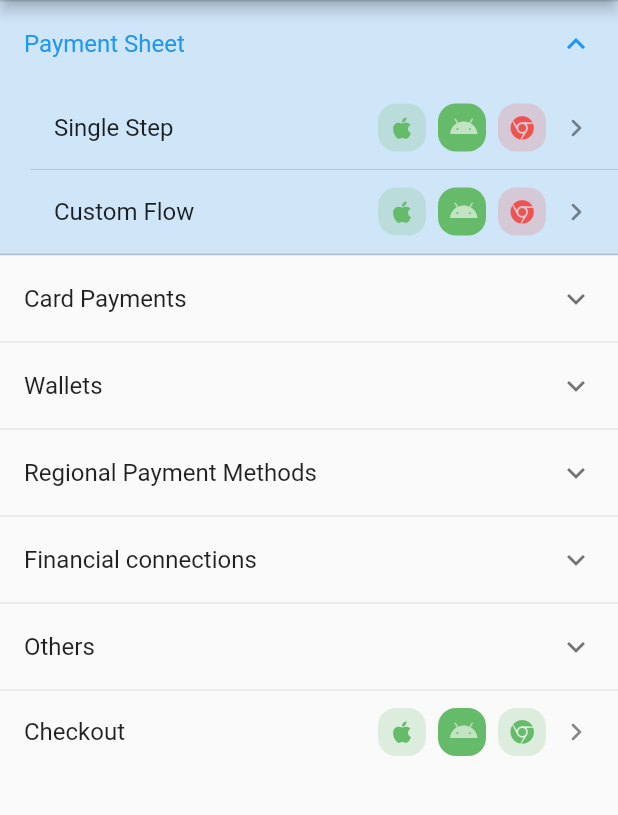
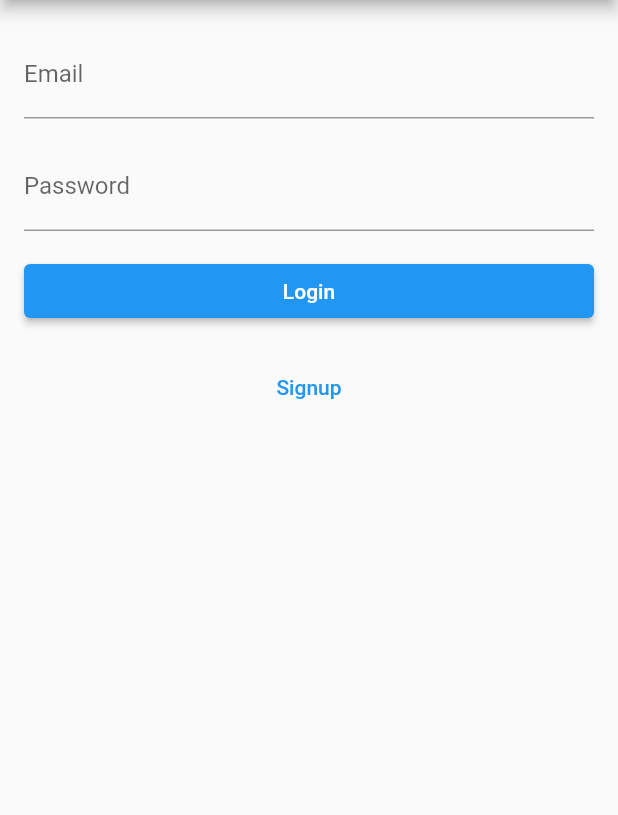
Before and after one commit to OneSignalDevelopers/onesignal-supabase-sample-integration-app, a Flutter app: the screen it shows after launch, on a phone screen of 412 x 824 dp, the part 84-899 px from its top. Run offline on Flutter 3.47's test engine with Material 2 defaults, Android fonts, the phone set to English and light mode, and no system bars; our stand-ins replace flutter_dotenv, font_awesome_flutter, supabase_flutter; missing offline and left inert: dart:html, flutter_stripe, pay, stripe_checkout; accounts and stored records are empty.

Commit message:
Payment sheet intent working
Implemented supabase auth and stripe can now communicate with backend edge functions

```diff
--- a/lib/config.dart
+++ b/lib/config.dart
@@ -2,6 +2,8 @@ import 'package:flutter/foundation.dart';
 import 'package:flutter_dotenv/flutter_dotenv.dart';
 
 final stripePublishableKey = dotenv.env['STRIPE_PUBLISHABLE_KEY']!;
+final supabaseUrl = dotenv.env['SUPABASE_URL']!;
+final supabaseAnonKey = dotenv.env['SUPABASE_ANON_KEY']!;
 
 // If you are using a real device to test the integration replace this url
 // with the endpoint of your test server (it usually should be the IP of your computer)
--- a/lib/main.dart
+++ b/lib/main.dart
@@ -1,13 +1,20 @@
+import 'package:app/screens/screens.dart';
 import 'package:flutter/material.dart';
 import 'package:flutter_stripe/flutter_stripe.dart';
 import 'package:app/config.dart';
-import 'screens/screens.dart';
+import 'screens/auth/login_screen.dart';
 import 'package:flutter_dotenv/flutter_dotenv.dart';
+import 'package:supabase_flutter/supabase_flutter.dart';
 
 void main() async {
   WidgetsFlutterBinding.ensureInitialized();
 
   await dotenv.load(fileName: ".env");
+
+  await Supabase.initialize(
+    url: supabaseUrl,
+    anonKey: supabaseAnonKey,
+  );
   Stripe.publishableKey = stripePublishableKey;
   Stripe.merchantIdentifier = 'merchant.flutter.stripe.test';
   await Stripe.instance.applySettings();
@@ -41,23 +48,38 @@ class MyHomePage extends StatefulWidget {
 }
 
 class _MyHomePageState extends State<MyHomePage> {
+  User? _user;
+
   @override
   void initState() {
+    _getAuth();
     super.initState();
+  }
+
+  Future<void> _getAuth() async {
+    setState(() {
+      _user = Supabase.instance.client.auth.currentUser;
+    });
+
+    Supabase.instance.client.auth.onAuthStateChange.listen((data) {
+      setState(() {
+        _user = data.session?.user;
+      });
+    });
   }
 
   @override
   Widget build(BuildContext context) {
     return Scaffold(
-      appBar: AppBar(
-        title: const Text('Stripe Examples'),
-      ),
-      body: ListView(children: [
-        ...ListTile.divideTiles(
-          context: context,
-          tiles: [for (final example in Example.screens) example],
+        appBar: AppBar(
+          title: const Text('Stripe Examples'),
         ),
-      ]),
-    );
+        body: _user == null
+            ? const LoginForm()
+            : ListView(children: [
+                ...ListTile.divideTiles(
+                    context: context,
+                    tiles: [for (final example in Example.screens) example])
+              ]));
   }
 }
--- /dev/null
+++ b/lib/screens/auth/login_screen.dart
@@ -0,0 +1,94 @@
+import 'package:flutter/material.dart';
+import 'package:supabase_flutter/supabase_flutter.dart';
+
+class LoginForm extends StatefulWidget {
+  const LoginForm({Key? key}) : super(key: key);
+
+  @override
+  State<LoginForm> createState() => _LoginFormState();
+}
+
+class _LoginFormState extends State<LoginForm> {
+  bool _loading = false;
+  final _emailController = TextEditingController();
+  final _passwordController = TextEditingController();
+
+  @override
+  void dispose() {
+    _emailController.dispose();
+    _passwordController.dispose();
+    super.dispose();
+  }
+
+  @override
+  Widget build(BuildContext context) {
+    return _loading
+        ? const Center(child: CircularProgressIndicator())
+        : ListView(
+            padding: const EdgeInsets.symmetric(horizontal: 16, vertical: 20),
+            children: [
+              TextFormField(
+                keyboardType: TextInputType.emailAddress,
+                controller: _emailController,
+                decoration: const InputDecoration(label: Text('Email')),
+              ),
+              const SizedBox(height: 16),
+              TextFormField(
+                obscureText: true,
+                controller: _passwordController,
+                decoration: const InputDecoration(label: Text('Password')),
+              ),
+              const SizedBox(height: 16),
+              ElevatedButton(
+                onPressed: () async {
+                  setState(() {
+                    _loading = true;
+                  });
+                  try {
+                    final email = _emailController.text;
+                    final password = _passwordController.text;
+                    await Supabase.instance.client.auth.signInWithPassword(
+                      email: email,
+                      password: password,
+                    );
+                  } catch (e) {
+                    ScaffoldMessenger.of(context).showSnackBar(SnackBar(
+                      content: Text(e.toString() ?? "Login failed"),
+                      backgroundColor: Colors.red,
+                    ));
+                    setState(() {
+                      _loading = false;
+                    });
+                  }
+                },
+                child: const Text('Login'),
+              ),
+              const SizedBox(height: 16),
+              TextButton(
+                onPressed: () async {
+                  setState(() {
+                    _loading = true;
+                  });
+                  try {
+                    final email = _emailController.text;
+                    final password = _passwordController.text;
+                    await Supabase.instance.client.auth.signUp(
+                      email: email,
+                      password: password,
+                    );
+                  } catch (e) {
+                    ScaffoldMessenger.of(context).showSnackBar(SnackBar(
+                      content: Text(e.toString() ?? "Signup failed"),
+                      backgroundColor: Colors.red,
+                    ));
+                    setState(() {
+                      _loading = false;
+                    });
+                  }
+                },
+                child: const Text('Signup'),
+              ),
+            ],
+          );
+  }
+}
--- a/lib/screens/screens.dart
+++ b/lib/screens/screens.dart
@@ -1,3 +1,6 @@
+import 'package:app/screens/auth/auth_screen.dart';
+import 'package:app/screens/auth/login_screen.dart';
+import 'package:app/screens/auth/profile_form.dart';
 import 'package:flutter/material.dart';
 import 'package:app/screens/checkout/checkout_screen.dart';
 import 'package:app/screens/payment_sheet/payment_sheet_screen.dart';
@@ -45,7 +48,7 @@ class ExampleSection extends StatelessWidget {
     return ExpansionTile(
       backgroundColor: Theme.of(context).primaryColor.withOpacity(0.2),
       initiallyExpanded: expanded,
-      childrenPadding: EdgeInsets.only(left: 20),
+      childrenPadding: const EdgeInsets.only(left: 20),
       title: Text(title),
       children:
           ListTile.divideTiles(tiles: children, context: context).toList(),
@@ -61,7 +64,8 @@ class Example extends StatelessWidget {
 
   final WidgetBuilder builder;
 
-  Example({
+  const Example({
+    super.key,
     required this.title,
     required this.builder,
     this.style,
@@ -77,10 +81,10 @@ class Example extends StatelessWidget {
         Navigator.push(context, route);
       },
       title: Text(title, style: style),
-      leading: this.leading,
+      leading: leading,
       trailing: Row(mainAxisSize: MainAxisSize.min, children: [
         PlatformIcons(supported: platformsSupported),
-        Icon(Icons.chevron_right_rounded),
+        const Icon(Icons.chevron_right_rounded),
       ]),
     );
   }
@@ -88,209 +92,43 @@ class Example extends StatelessWidget {
   static List<Example> paymentMethodScreens = [];
 
   static List<Widget> screens = [
+    ExampleSection(title: 'Auth', children: [
+      Example(
+        title: 'Profile',
+        builder: (c) => const ProfileForm(),
+        platformsSupported: const [
+          DevicePlatform.android,
+          DevicePlatform.ios,
+          DevicePlatform.web
+        ],
+      ),
+    ]),
     ExampleSection(
       title: 'Payment Sheet',
+      expanded: true,
       children: [
         Example(
           title: 'Single Step',
-          builder: (context) => PaymentSheetScreen(),
-          platformsSupported: [DevicePlatform.android, DevicePlatform.ios],
+          builder: (context) => const PaymentSheetScreen(),
+          platformsSupported: const [
+            DevicePlatform.android,
+            DevicePlatform.ios
+          ],
         ),
         Example(
           title: 'Custom Flow',
           builder: (context) => PaymentSheetScreenWithCustomFlow(),
-          platformsSupported: [DevicePlatform.android, DevicePlatform.ios],
-        ),
-      ],
-      expanded: true,
-    ),
-    ExampleSection(
-      title: 'Card Payments',
-      children: [
-        Example(
-          title: 'Simple - Using webhooks',
-          style: TextStyle(fontWeight: FontWeight.w600),
-          builder: (c) => WebhookPaymentScreen(),
-        ),
-        Example(
-          title: 'Without webhooks',
-          builder: (c) => NoWebhookPaymentScreen(),
-        ),
-        Example(
-          title: 'Card Field themes',
-          builder: (c) => ThemeCardExample(),
-        ),
-        Example(
-          title: 'Card Form',
-          builder: (c) => NoWebhookPaymentCardFormScreen(),
-          platformsSupported: [DevicePlatform.android, DevicePlatform.ios],
-        ),
-        Example(
-          title: 'Flutter UI (not PCI compliant)',
-          builder: (c) => CustomCardPaymentScreen(),
-          platformsSupported: [DevicePlatform.android, DevicePlatform.ios],
-        ),
-      ],
-    ),
-    ExampleSection(
-      title: 'Wallets',
-      children: [
-        Example(
-          title: 'Apple Pay',
-          leading: Image.asset(
-            'assets/apple_pay.png',
-            width: 48,
-          ),
-          builder: (c) => ApplePayScreen(),
-          platformsSupported: [DevicePlatform.ios],
-        ),
-        Example(
-          title: 'Apple Pay - Pay Plugin',
-          leading: Image.asset(
-            'assets/apple_pay.png',
-            width: 48,
-          ),
-          builder: (c) => ApplePayExternalPluginScreen(),
-          platformsSupported: [DevicePlatform.ios],
-        ),
-        Example(
-          title: 'Open Apple Pay setup',
-          leading: Image.asset(
-            'assets/apple_pay.png',
-            width: 48,
-          ),
-          builder: (c) => OpenApplePaySetup(),
-          platformsSupported: [DevicePlatform.ios],
-        ),
-        Example(
-          leading: Image.asset(
-            'assets/google_play.png',
-            width: 48,
-          ),
-          title: 'Google Pay',
-          builder: (c) => GooglePayStripeScreen(),
-          platformsSupported: [DevicePlatform.android],
-        ),
-        Example(
-          leading: Image.asset(
-            'assets/google_play.png',
-            width: 48,
-          ),
-          title: 'Google Pay - Pay Plugin',
-          builder: (c) => GooglePayScreen(),
-          platformsSupported: [DevicePlatform.android],
-        ),
-      ],
-    ),
-    ExampleSection(title: 'Regional Payment Methods', children: [
-      Example(
-        title: 'Ali Pay',
-        leading: Image.asset(
-          'assets/alipay.png',
-          width: 48,
-        ),
-        builder: (context) => AliPayScreen(),
-        platformsSupported: [DevicePlatform.android, DevicePlatform.ios],
-      ),
-      Example(
-        title: 'Ideal',
-        leading: Image.asset(
-          'assets/ideal_pay.png',
-          width: 48,
-        ),
-        builder: (context) => IdealScreen(),
-        platformsSupported: [DevicePlatform.android, DevicePlatform.ios],
-      ),
-      Example(
-        title: 'Aubecs',
-        builder: (context) => AubecsExample(),
-      ),
-      Example(
-        title: 'Fpx',
-        leading: Image.asset(
-          'assets/fpx.png',
-          width: 48,
-        ),
-        builder: (contex) => FpxScreen(),
-      ),
-      Example(
-        title: 'Grab pay',
-        leading: Image.asset(
-          'assets/grab_pay.png',
-          width: 48,
-        ),
-        builder: (contex) => GrabPayScreen(),
-      ),
-      Example(
-        title: 'Klarna',
-        leading: Image.asset(
-          'assets/klarna.jpg',
-          width: 48,
-        ),
-        builder: (contex) => KlarnaScreen(),
-      ),
-      Example(
-        title: 'PayPal',
-        leading: Image.asset(
-          'assets/paypal.png',
-          width: 48,
-        ),
-        builder: (contex) => PayPalScreen(),
-        platformsSupported: [DevicePlatform.android, DevicePlatform.ios],
-      ),
-      Example(
-        title: 'Us bank accounts (ACH)',
-        builder: (contex) => UsBankAccountScreen(),
-      ),
-      // TODO: uncomment when we can re-enable wechat pay
-      // Example(
-      //   title: 'WeChat Pay',
-      //   leading: Image.asset(
-      //     'assets/wechat_pay.png',
-      //     width: 48,
-      //   ),
-      //   builder: (context) => WeChatPayScreen(),
-      // ),
-    ]),
-    ExampleSection(
-      title: 'Financial connections',
-      children: [
-        Example(
-          title: 'Financial connection sessions',
-          builder: (_) => FinancialConnectionsScreen(),
-          platformsSupported: [
+          platformsSupported: const [
             DevicePlatform.android,
-            DevicePlatform.ios,
+            DevicePlatform.ios
           ],
         ),
       ],
     ),
-    ExampleSection(title: 'Others', children: [
-      Example(
-        title: 'Setup Future Payment',
-        builder: (c) => SetupFuturePaymentScreen(),
-        platformsSupported: [DevicePlatform.android, DevicePlatform.ios],
-      ),
-      Example(
-        title: 'Re-collect CVC',
-        builder: (c) => CVCReCollectionScreen(),
-        platformsSupported: [DevicePlatform.android, DevicePlatform.ios],
-      ),
-      Example(
-        title: 'Create token for card (legacy)',
-        builder: (context) => LegacyTokenCardScreen(),
-        platformsSupported: [DevicePlatform.android, DevicePlatform.ios],
-      ),
-      Example(
-        title: 'Create token for bank (legacy)',
-        builder: (context) => LegacyTokenBankScreen(),
-        platformsSupported: [DevicePlatform.android, DevicePlatform.ios],
-      ),
-    ]),
     Example(
       title: 'Checkout',
       builder: (c) => CheckoutScreenExample(),
-      platformsSupported: [
+      platformsSupported: const [
         DevicePlatform.android,
         DevicePlatform.ios,
         DevicePlatform.web
--- a/pubspec.yaml
+++ b/pubspec.yaml
@@ -15,6 +15,7 @@ dependencies:
   http: ^0.13.1
   font_awesome_flutter: ^9.2.0
   platform: ^3.0.0
+  supabase_flutter: ^1.2.0
   flutter_dotenv: ^5.0.2
 
 dev_dependencies:
```
Also changed, not shown: lib/screens/auth/auth_screen.dart (added, +47 -0 lines), lib/screens/auth/profile_form.dart (added, +116 -0 lines), lib/screens/payment_sheet/payment_sheet_screen.dart (+18 -35 lines), lib/widgets/example_scaffold.dart (+5 -5 lines), pubspec.lock, 5 other files.
